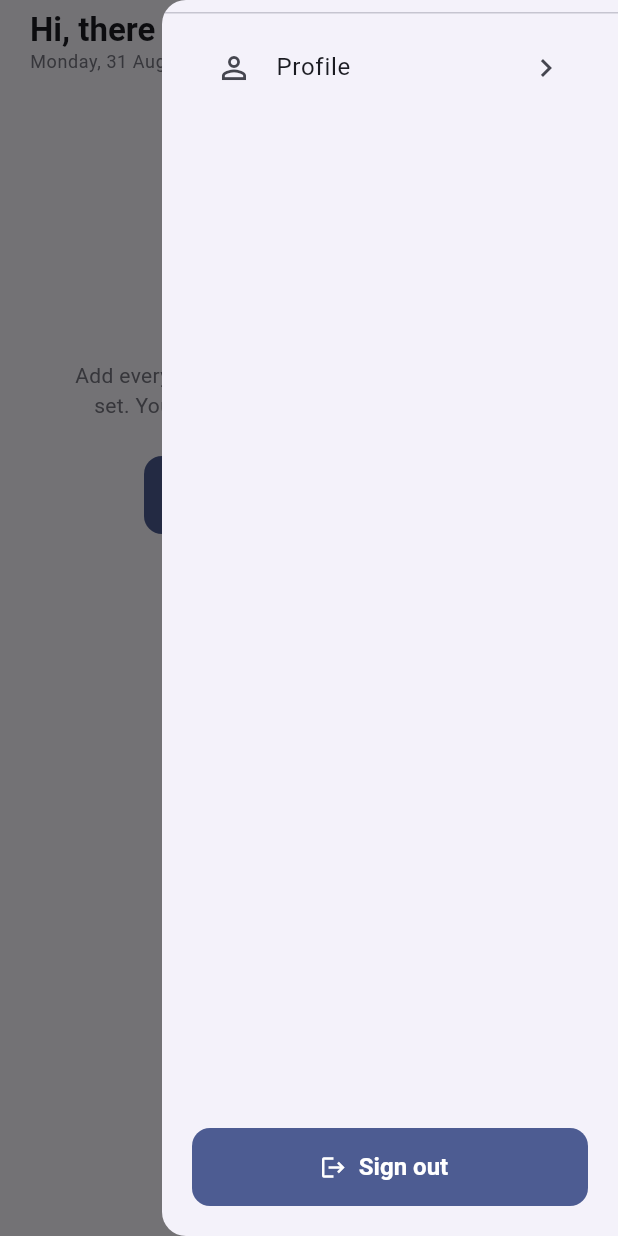
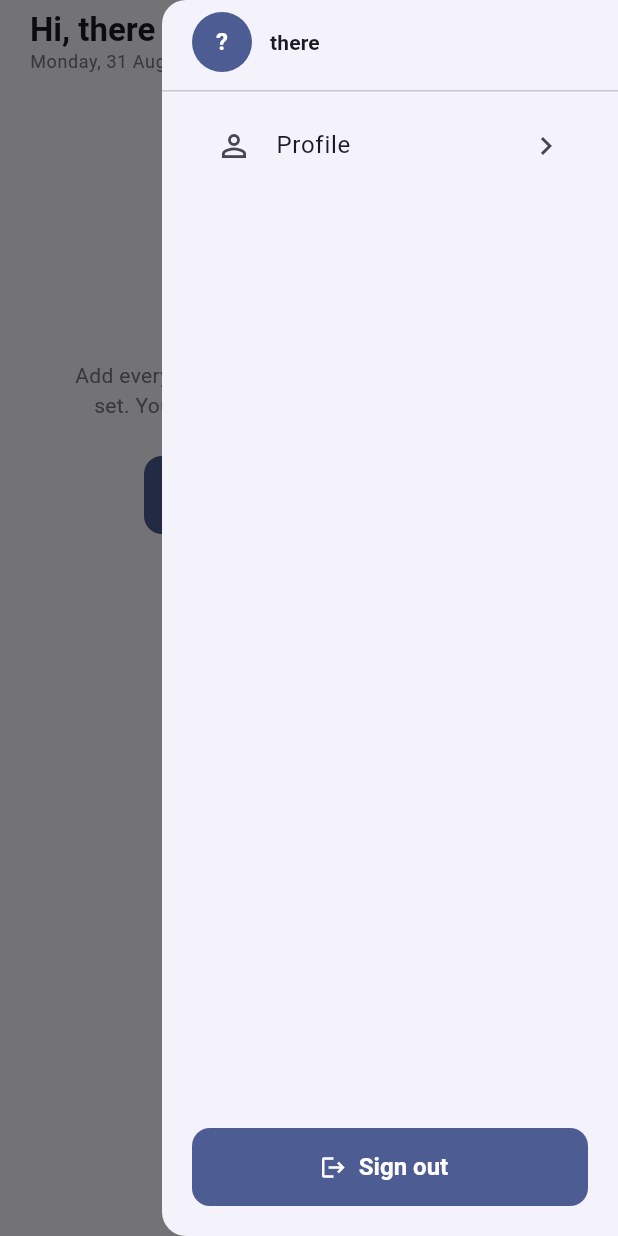
Before and after one commit to FLUTTERROJ/GymLog, a Flutter app: the HomeScreen screen opened directly, with the side drawer open, on a phone screen of 412 x 824 dp. Run offline on Flutter 3.47's test engine with Material 3 defaults, Android fonts, the light colour scheme and no system bars; our stand-ins replace supabase_flutter; accounts and stored records are empty.

Commit message:
Added a profile photo placeholder

```diff
--- a/frontend/lib/widgets/profile_drawer.dart
+++ b/frontend/lib/widgets/profile_drawer.dart
@@ -14,12 +14,47 @@ class ProfileDrawer extends StatelessWidget {
     final profile = context.watch<ProfileService>().profile;
     final theme = Theme.of(context);
 
+    final initial = (profile?.username ?? auth.displayName).trim().isNotEmpty
+        ? (profile?.username ?? auth.displayName)
+            .trim()
+            .substring(0, 1)
+            .toUpperCase()
+        : '?';
+
     return Drawer(
       child: SafeArea(
         child: Column(
           crossAxisAlignment: CrossAxisAlignment.stretch,
           children: [
             const SizedBox(height: 8),
+            Padding(
+              padding: const EdgeInsets.symmetric(horizontal: 20),
+              child: Row(
+                children: [
+                  CircleAvatar(
+                    radius: 20,
+                    backgroundColor: theme.colorScheme.primary,
+                    child: Text(
+                      initial,
+                      style: theme.textTheme.titleMedium?.copyWith(
+                        color: theme.colorScheme.onPrimary,
+                        fontWeight: FontWeight.w700,
+                      ),
+                    ),
+                  ),
+                  const SizedBox(width: 12),
+                  Expanded(
+                    child: Text(
+                      auth.displayName,
+                      style: theme.textTheme.titleSmall
+                          ?.copyWith(fontWeight: FontWeight.w700),
+                      overflow: TextOverflow.ellipsis,
+                    ),
+                  ),
+                ],
+              ),
+            ),
+            const SizedBox(height: 12),
             const Divider(),
             Expanded(
               child: ListView(
```
